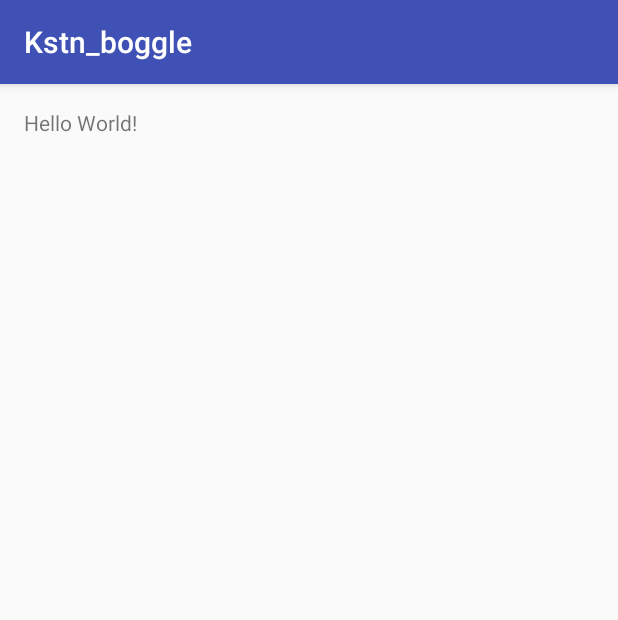
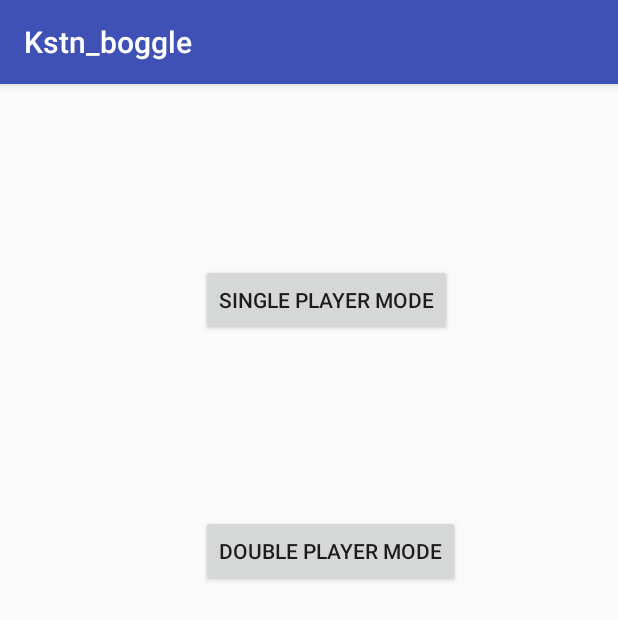
Before and after one commit to natreed/kstn_boggle, an Android app: the screen it shows after launch (MainActivity), on a phone screen of 412 x 824 dp. Shown: the top 620 px of the screen. Run offline under Robolectric (Android 15) with nearby library versions, the light colour scheme and no system bars.

```diff
--- a/app/src/main/AndroidManifest.xml
+++ b/app/src/main/AndroidManifest.xml
@@ -15,6 +15,9 @@
                 <category android:name="android.intent.category.LAUNCHER" />
             </intent-filter>
         </activity>
+        <activity
+            android:name=".SinglePlayerActivity"
+             />
     </application>
 
 </manifest>
--- a/app/src/main/java/com/pdx/kstn/kstn_boggle/MainActivity.java
+++ b/app/src/main/java/com/pdx/kstn/kstn_boggle/MainActivity.java
@@ -1,7 +1,10 @@
 package com.pdx.kstn.kstn_boggle;
 
+import android.content.Intent;
 import android.support.v7.app.AppCompatActivity;
 import android.os.Bundle;
+import android.view.View;
+import android.widget.Button;
 
 public class MainActivity extends AppCompatActivity {
 
@@ -9,5 +12,21 @@ public class MainActivity extends AppCompatActivity {
     protected void onCreate(Bundle savedInstanceState) {
         super.onCreate(savedInstanceState);
         setContentView(R.layout.activity_main);
+
+
+        final Button single_player_mode = (Button) findViewById(R.id.button_single_player_mode);
+        final Button double_player_mode = (Button) findViewById(R.id.button_double_player_mode);
+
+        single_player_mode.setOnClickListener(new View.OnClickListener() {
+            public void onClick(View v) {
+                // Perform action on click
+                // Start NewActivity.class
+                Intent myIntent = new Intent(getApplicationContext(),
+                        SinglePlayerActivity.class);
+                startActivity(myIntent);
+            }
+        });
+
     }
+
 }
--- a/app/src/main/res/layout/activity_main.xml
+++ b/app/src/main/res/layout/activity_main.xml
@@ -10,8 +10,25 @@
     android:paddingTop="@dimen/activity_vertical_margin"
     tools:context="com.pdx.kstn.kstn_boggle.MainActivity">
 
-    <TextView
+    <Button
+        android:text="Single Player Mode"
         android:layout_width="wrap_content"
         android:layout_height="wrap_content"
-        android:text="Hello World!" />
+        android:layout_alignParentTop="true"
+        android:layout_alignParentLeft="true"
+        android:layout_alignParentStart="true"
+        android:layout_marginLeft="118dp"
+        android:layout_marginStart="118dp"
+        android:layout_marginTop="104dp"
+        android:id="@+id/button_single_player_mode" />
+
+    <Button
+        android:text="Double Player Mode"
+        android:layout_width="wrap_content"
+        android:layout_height="wrap_content"
+        android:layout_below="@+id/button_single_player_mode"
+        android:layout_alignLeft="@+id/button_single_player_mode"
+        android:layout_alignStart="@+id/button_single_player_mode"
+        android:layout_marginTop="119dp"
+        android:id="@+id/button_double_player_mode" />
 </RelativeLayout>
```
Also changed, not shown: app/src/main/java/com/pdx/kstn/kstn_boggle/SinglePlayerActivity.java (added, +89 -0 lines), app/src/main/res/layout/grid.xml (added, +120 -0 lines).
